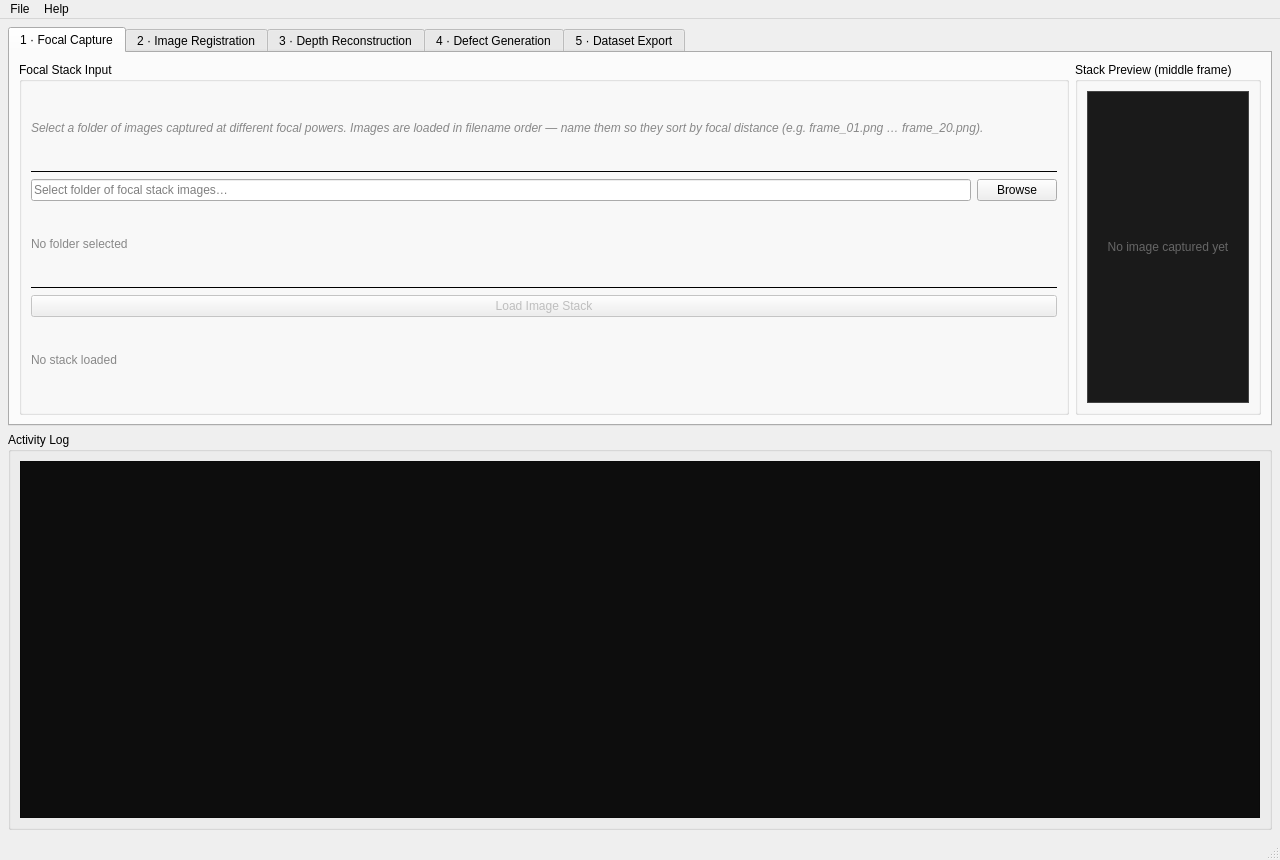
The window that src/ui/MainWindow.ui (lyujiebrandon/SyntheticDefectGenerator) describes before a commit, drawn with Qt 5.
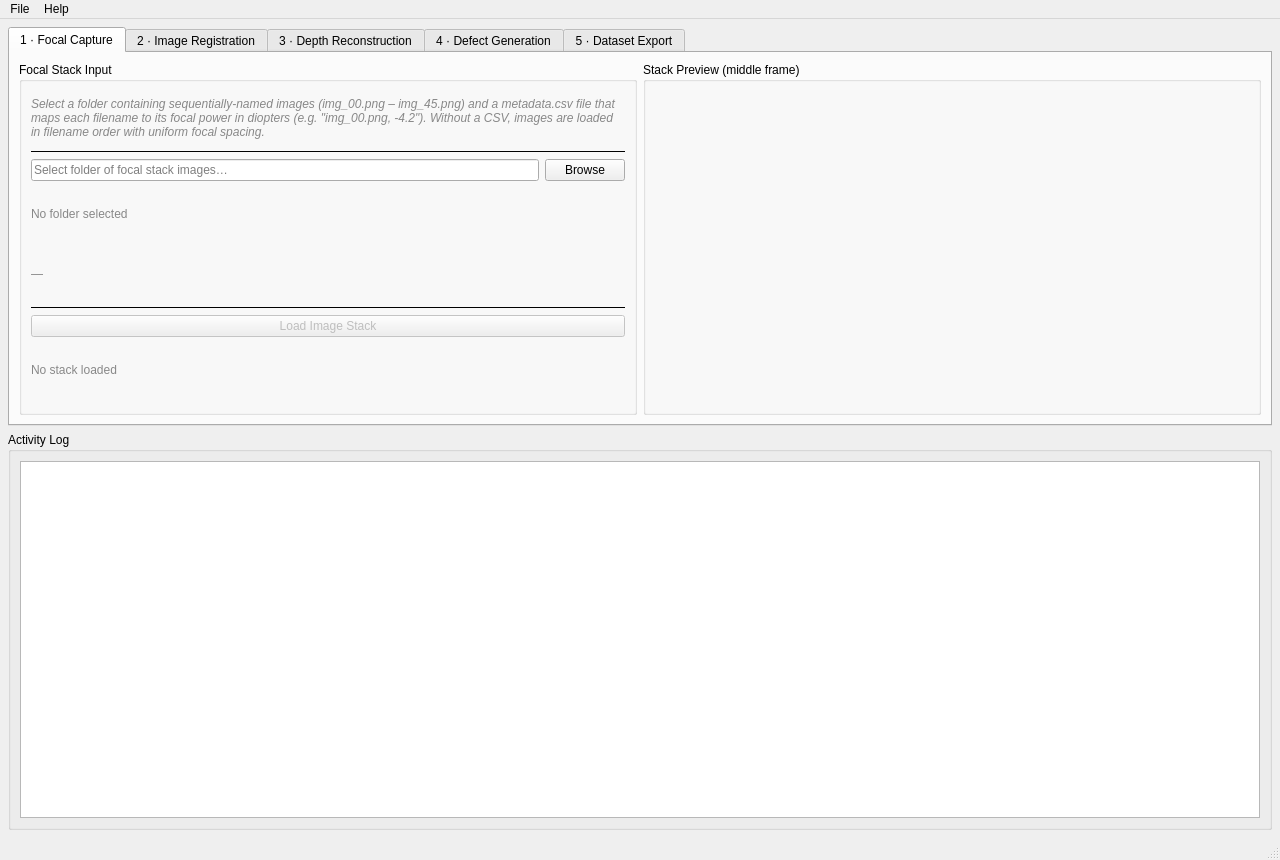
The same window after the commit. Custom widgets are drawn as their Qt base class.

The edit to the form file:
```diff
--- a/src/ui/MainWindow.ui
+++ b/src/ui/MainWindow.ui
@@ -22,7 +22,7 @@
           <layout class="QVBoxLayout">
            <item>
             <widget class="QLabel">
-             <property name="text"><string>Select a folder of images captured at different focal powers. Images are loaded in filename order — name them so they sort by focal distance (e.g. frame_01.png … frame_20.png).</string></property>
+             <property name="text"><string>Select a folder containing sequentially-named images (img_00.png – img_45.png) and a metadata.csv file that maps each filename to its focal power in diopters (e.g. "img_00.png, -4.2"). Without a CSV, images are loaded in filename order with uniform focal spacing.</string></property>
              <property name="wordWrap"><bool>true</bool></property>
              <property name="styleSheet"><string>color: #888; font-style: italic;</string></property>
             </widget>
@@ -50,6 +50,13 @@
              <property name="styleSheet"><string>color: #888;</string></property>
             </widget>
            </item>
+           <item>
+            <widget class="QLabel" name="lblCsvStatus">
+             <property name="text"><string>—</string></property>
+             <property name="styleSheet"><string>color: #888;</string></property>
+             <property name="wordWrap"><bool>true</bool></property>
+            </widget>
+           </item>
            <item><widget class="QFrame"><property name="frameShape"><enum>QFrame::HLine</enum></property></widget></item>
            <item>
             <widget class="QPushButton" name="btnLoadStack">
@@ -72,10 +79,8 @@
           <property name="title"><string>Stack Preview (middle frame)</string></property>
           <layout class="QVBoxLayout">
            <item>
-            <widget class="QLabel" name="lblCapturePreview">
-             <property name="text"><string>No image captured yet</string></property>
-             <property name="alignment"><set>Qt::AlignCenter</set></property>
-             <property name="styleSheet"><string>background: #1a1a1a; color: #666; border: 1px solid #444;</string></property>
+            <widget class="ZoomableImageLabel" name="lblCapturePreview">
+             <property name="sizePolicy"><sizepolicy hsizetype="Expanding" vsizetype="Expanding"><horstretch>0</horstretch><verstretch>0</verstretch></sizepolicy></property>
             </widget>
            </item>
           </layout>
@@ -373,7 +378,6 @@
        <item>
         <widget class="QPlainTextEdit" name="textLog">
          <property name="readOnly"><bool>true</bool></property>
-         <property name="styleSheet"><string>background: #0d0d0d; color: #c0c0c0; font-family: Consolas; font-size: 10pt;</string></property>
         </widget>
        </item>
       </layout>
@@ -403,6 +407,14 @@
    <property name="text"><string>About</string></property>
   </action>
  </widget>
+ <customwidgets>
+  <customwidget>
+   <class>ZoomableImageLabel</class>
+   <extends>QWidget</extends>
+   <header location="local">ui/ZoomableImageLabel.h</header>
+   <container>0</container>
+  </customwidget>
+ </customwidgets>
  <resources/>
  <connections>
   <connection>
```
Left out of the diff: 22 changed lines with no effect on the pictures.
